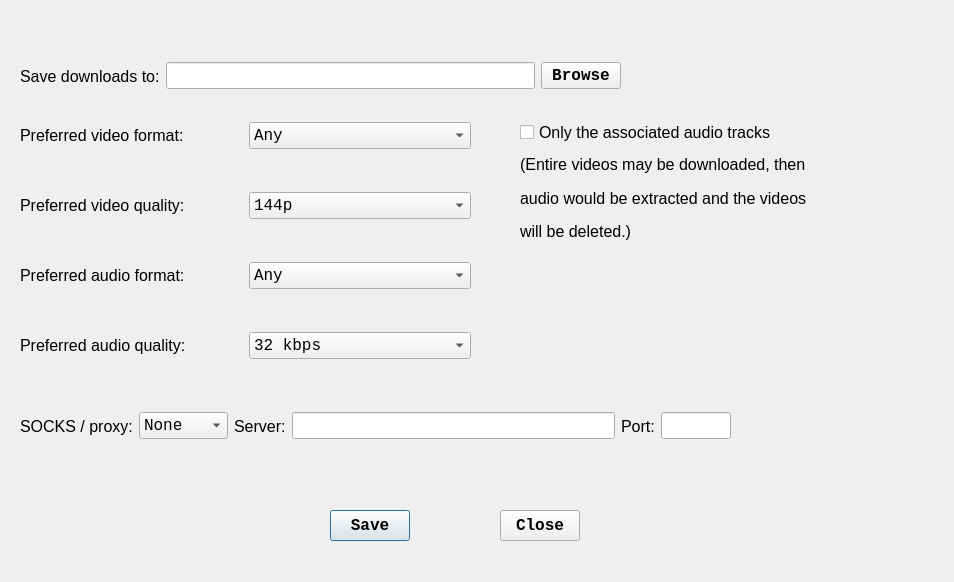
hyperfield/yt-channel-downloader, file ui/settings.ui: the form before one commit.
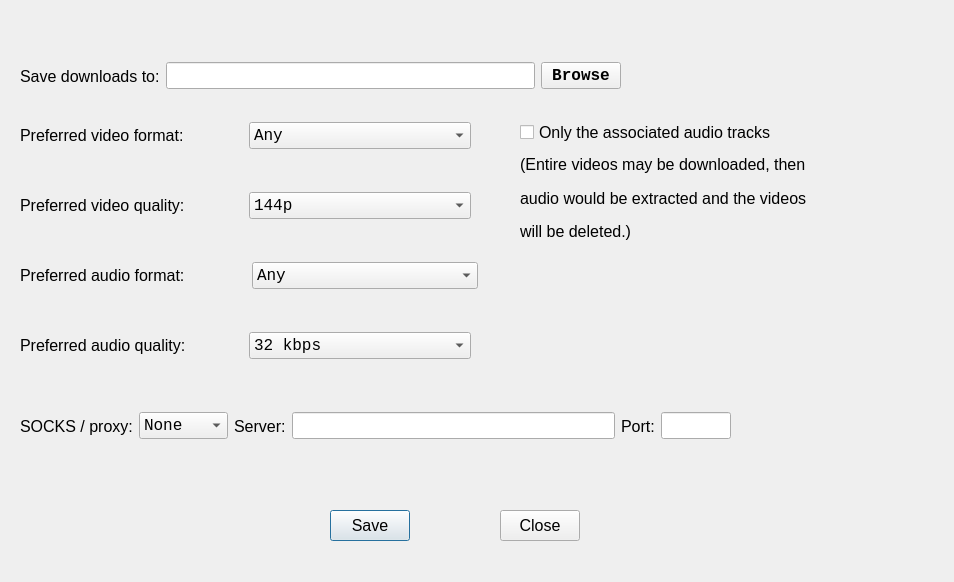
The form after the commit.

Patch:
```diff
--- a/ui/settings.ui
+++ b/ui/settings.ui
@@ -28,13 +28,6 @@
      <height>31</height>
     </rect>
    </property>
-   <property name="font">
-    <font>
-     <family>Courier New</family>
-     <pointsize>12</pointsize>
-     <bold>true</bold>
-    </font>
-   </property>
    <property name="text">
     <string>Save</string>
    </property>
@@ -48,13 +41,6 @@
      <height>31</height>
     </rect>
    </property>
-   <property name="font">
-    <font>
-     <family>Courier New</family>
-     <pointsize>12</pointsize>
-     <bold>true</bold>
-    </font>
-   </property>
    <property name="text">
     <string>Close</string>
    </property>
@@ -276,7 +262,7 @@
     <rect>
      <x>20</x>
      <y>250</y>
-     <width>451</width>
+     <width>458</width>
      <height>51</height>
     </rect>
    </property>
```
